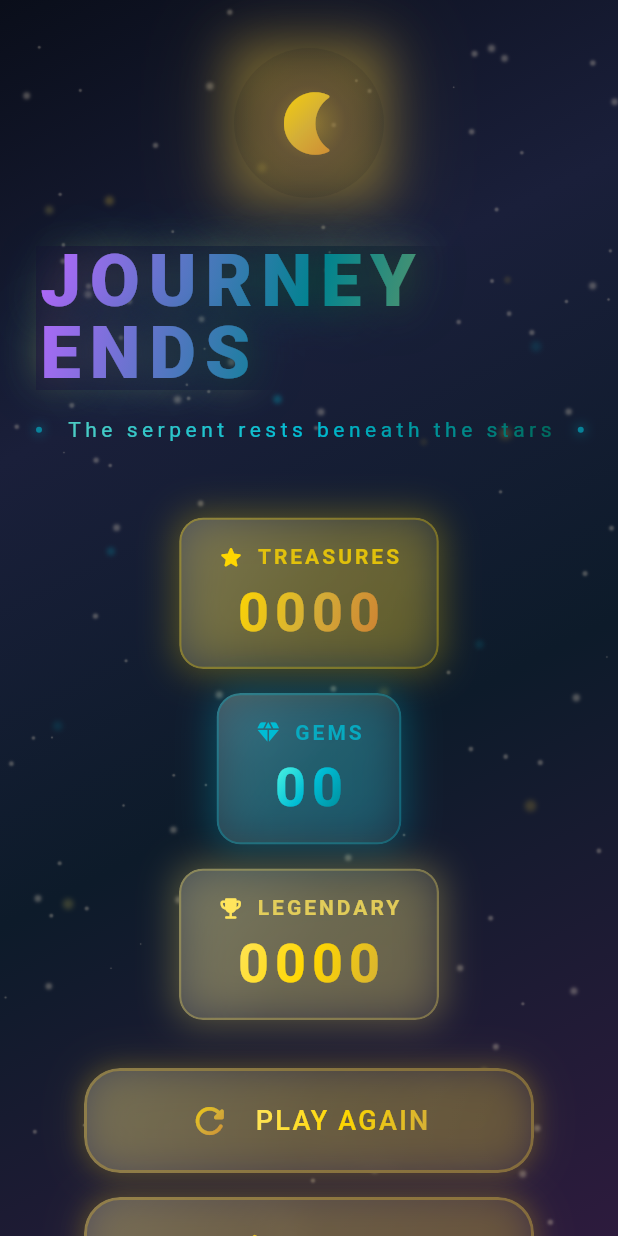
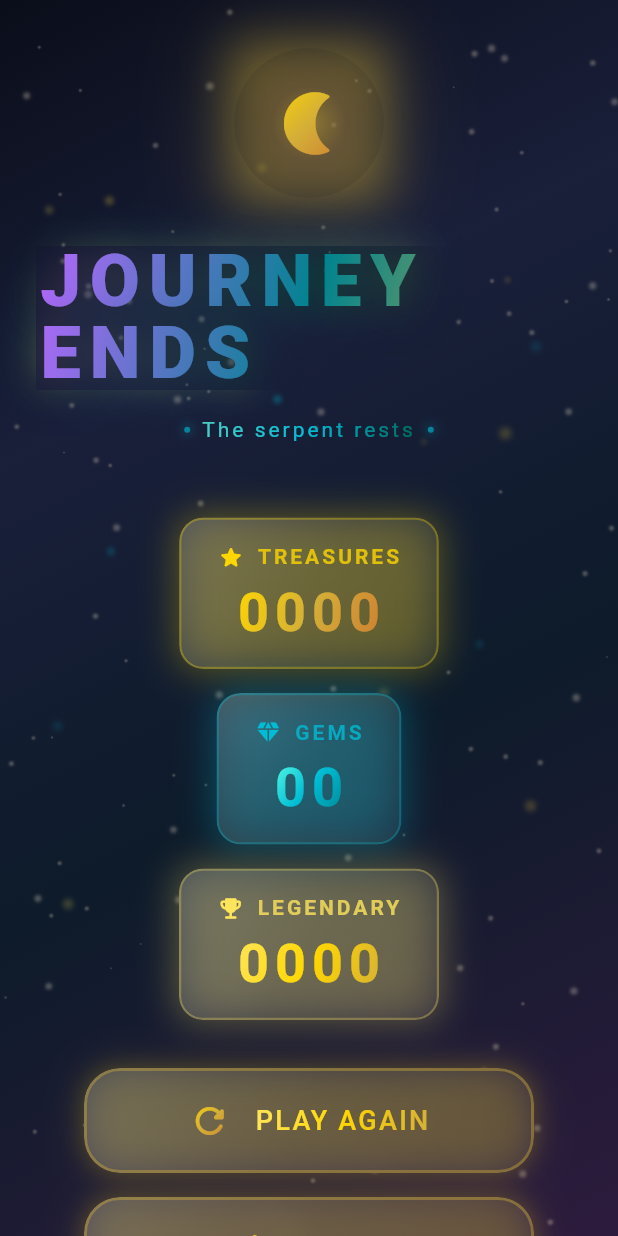
Before and after one commit to muhammadbader/pygame, a Flutter app: the GameOverScreen screen opened directly with empty values, on a phone screen of 412 x 824 dp. Run offline on Flutter 3.47's test engine with Material 3 defaults, Android fonts, the phone set to English and light mode, and no system bars; our stand-ins replace shared_preferences; accounts and stored records are empty; Roboto replaces fonts that are missing (Poppins).

Commit message:
Fix text overflow in Game Over Screen subtitle
- Shorten subtitle text from "The serpent rests beneath the stars" to "The serpent rests"
- Wrap text in Flexible widget to prevent overflow on smaller screens
- Reduce letter spacing from 3 to 2 pixels
- Change spacing from medium to small for better mobile fit
- Add text center alignment for improved presentation

```diff
--- a/pygame/snake/lib/screens/game_over_screen.dart
+++ b/pygame/snake/lib/screens/game_over_screen.dart
@@ -313,19 +313,22 @@ class _GameOverScreenState extends State<GameOverScreen>
                 ],
               ),
             ),
-            const SizedBox(width: AppTheme.spacingMedium),
-            ShaderMask(
-              shaderCallback: (bounds) => AppTheme.emeraldGradient.createShader(bounds),
-              child: Text(
-                'The serpent rests beneath the stars',
-                style: AppTheme.bodyLarge.copyWith(
-                  fontSize: 14,
-                  color: Colors.white,
-                  letterSpacing: 3,
+            const SizedBox(width: AppTheme.spacingSmall),
+            Flexible(
+              child: ShaderMask(
+                shaderCallback: (bounds) => AppTheme.emeraldGradient.createShader(bounds),
+                child: Text(
+                  'The serpent rests',
+                  textAlign: TextAlign.center,
+                  style: AppTheme.bodyLarge.copyWith(
+                    fontSize: 14,
+                    color: Colors.white,
+                    letterSpacing: 2,
+                  ),
                 ),
               ),
             ),
-            const SizedBox(width: AppTheme.spacingMedium),
+            const SizedBox(width: AppTheme.spacingSmall),
             Container(
               width: 4,
               height: 4,
```
